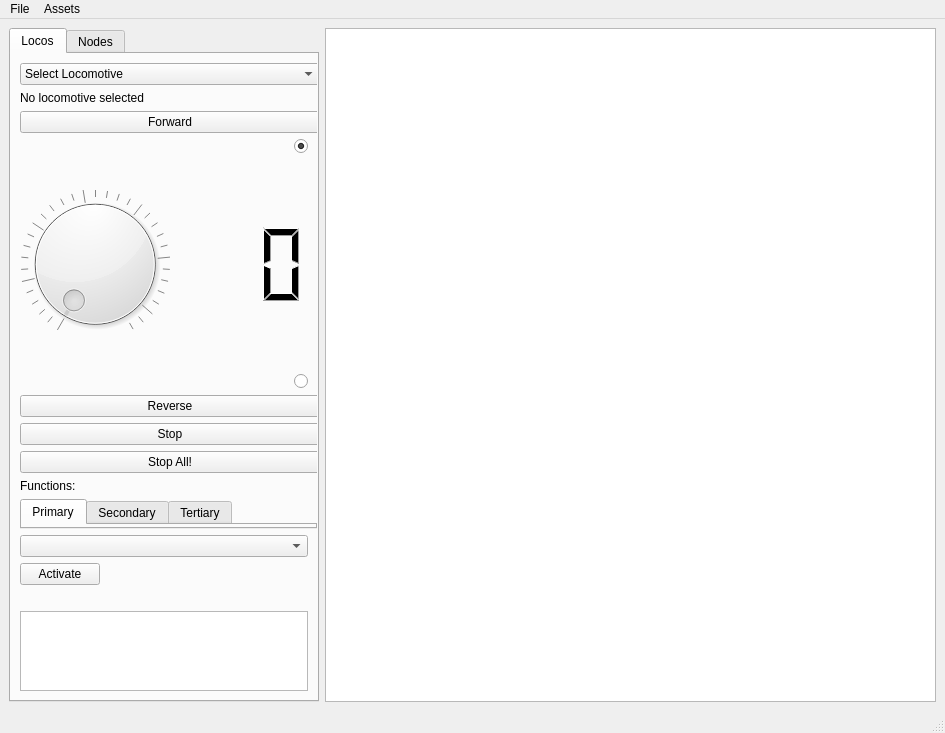
Old version of the form mainwindow.ui in the repository penguintutor/pyvlcb.
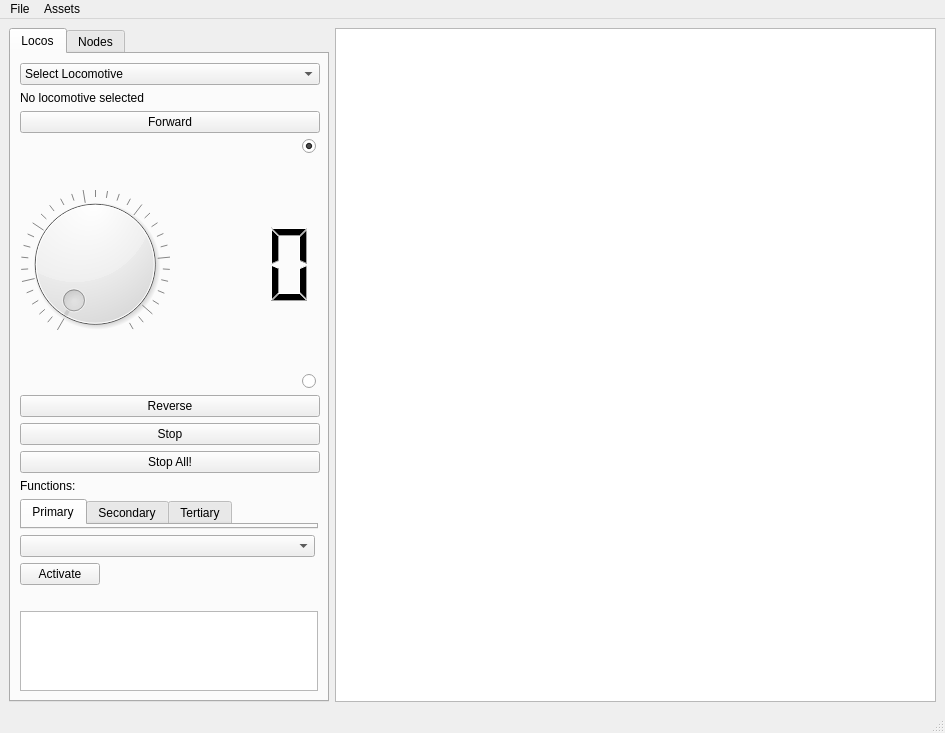
New version of the form.

The edit to the form file:
```diff
--- a/mainwindow.ui
+++ b/mainwindow.ui
@@ -31,9 +31,15 @@
      <layout class="QHBoxLayout" name="horizontalLayout_4">
       <item>
        <widget class="QTabWidget" name="tabWidget">
+        <property name="sizePolicy">
+         <sizepolicy hsizetype="Fixed" vsizetype="Expanding">
+          <horstretch>0</horstretch>
+          <verstretch>0</verstretch>
+         </sizepolicy>
+        </property>
         <property name="maximumSize">
          <size>
-          <width>310</width>
+          <width>320</width>
           <height>16777215</height>
          </size>
         </property>
@@ -257,6 +263,12 @@
           </item>
           <item>
            <widget class="QTabWidget" name="locoFuncTab">
+            <property name="sizePolicy">
+             <sizepolicy hsizetype="Expanding" vsizetype="Maximum">
+              <horstretch>0</horstretch>
+              <verstretch>0</verstretch>
+             </sizepolicy>
+            </property>
             <property name="minimumSize">
              <size>
               <width>297</width>
@@ -266,7 +278,7 @@
             <property name="maximumSize">
              <size>
               <width>300</width>
-              <height>16777215</height>
+              <height>80</height>
              </size>
             </property>
             <property name="currentIndex">
@@ -338,6 +350,19 @@
             </property>
            </widget>
           </item>
+          <item>
+           <spacer name="verticalSpacer_2">
+            <property name="orientation">
+             <enum>Qt::Vertical</enum>
+            </property>
+            <property name="sizeHint" stdset="0">
+             <size>
+              <width>20</width>
+              <height>40</height>
+             </size>
+            </property>
+           </spacer>
+          </item>
           <item>
            <spacer name="verticalSpacer">
             <property name="orientation">
```
Left out of the diff: 6 changed lines with no effect on the pictures.
